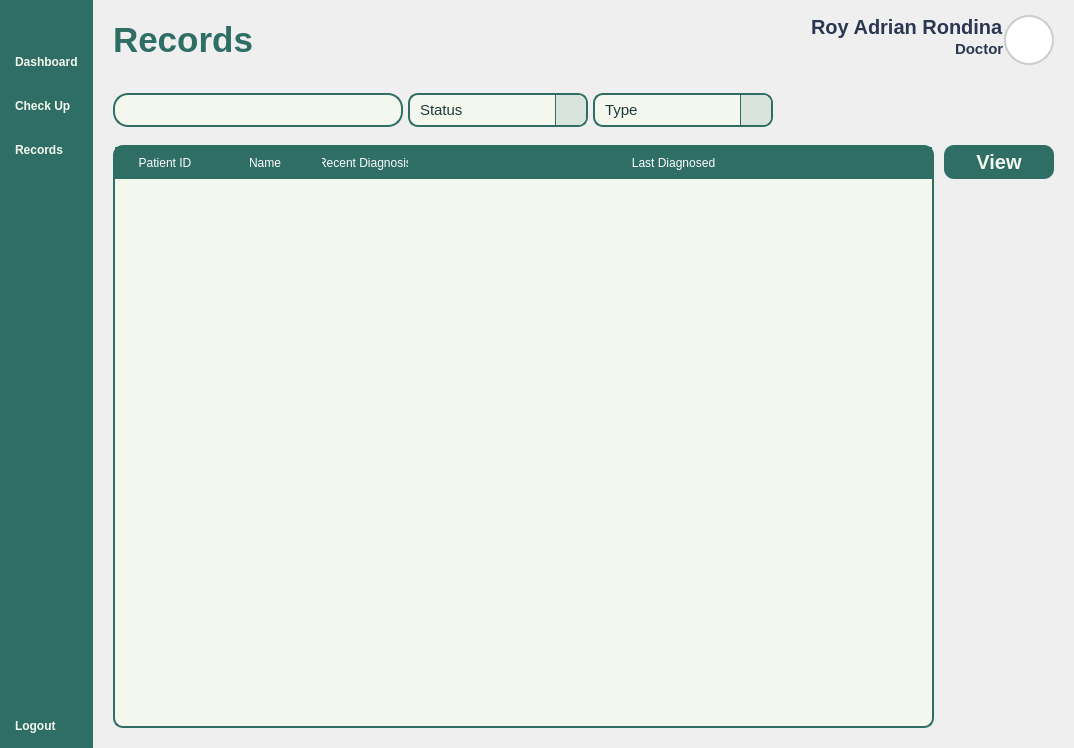
VinsmokeSanji69/COVACHA_CLINIC_SYSTEM, file Views/Doctor_CheckUpList.ui: the form before one commit.
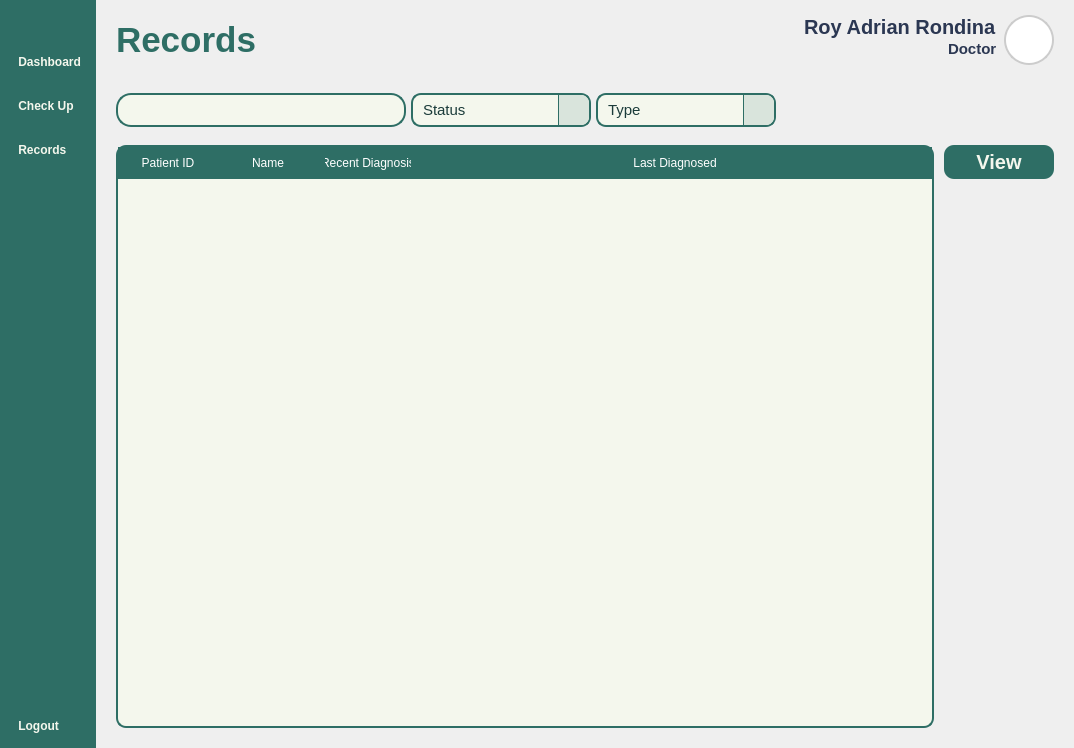
The form after the commit. Icons and pictures are not drawn.

```diff
--- a/Views/Doctor_CheckUpList.ui
+++ b/Views/Doctor_CheckUpList.ui
@@ -126,7 +126,7 @@
         <item>
          <widget class="QPushButton" name="DashboardButton">
           <property name="text">
-           <string>Dashboard</string>
+           <string> Dashboard</string>
           </property>
           <property name="icon">
            <iconset resource="../Images/resources.qrc">
@@ -146,7 +146,7 @@
            <string notr="true">	</string>
           </property>
           <property name="text">
-           <string>Check Up</string>
+           <string> Check Up</string>
           </property>
           <property name="icon">
            <iconset resource="../Images/resources.qrc">
@@ -168,7 +168,7 @@
 }</string>
           </property>
           <property name="text">
-           <string>Records</string>
+           <string> Records</string>
           </property>
           <property name="icon">
            <iconset resource="../Images/resources.qrc">
@@ -208,7 +208,7 @@
         <item>
          <widget class="QPushButton" name="pushButton_10">
           <property name="text">
-           <string>Logout</string>
+           <string> Logout</string>
           </property>
           <property name="icon">
            <iconset resource="../Images/resources.qrc">
@@ -347,6 +347,9 @@
              <property name="spacing">
               <number>0</number>
              </property>
+             <property name="rightMargin">
+              <number>7</number>
+             </property>
              <item alignment="Qt::AlignRight">
               <widget class="QLabel" name="UserName">
                <property name="text">
@@ -601,9 +604,6 @@
                <property name="bottomMargin">
                 <number>5</number>
                </property>
-               <item>
-                <widget class="QLineEdit" name="Search"/>
-               </item>
                <item>
                 <widget class="QPushButton" name="Icon">
                  <property name="text">
@@ -615,12 +615,15 @@
                  </property>
                  <property name="iconSize">
                   <size>
-                   <width>40</width>
-                   <height>40</height>
+                   <width>35</width>
+                   <height>35</height>
                   </size>
                  </property>
                 </widget>
                </item>
+               <item>
+                <widget class="QLineEdit" name="Search"/>
+               </item>
               </layout>
              </widget>
             </item>
@@ -736,7 +739,7 @@
                 <rect>
                  <x>0</x>
                  <y>0</y>
-                 <width>686</width>
+                 <width>678</width>
                  <height>581</height>
                 </rect>
                </property>
```
Left out of the diff: 2 changed lines with no effect on the pictures.
